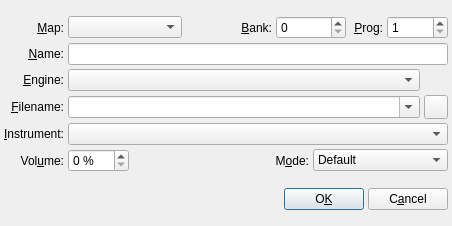
This is src/qsamplerInstrumentForm.ui in rncbc/qsampler as Qt 5 draws it before an edit. The edited form follows.
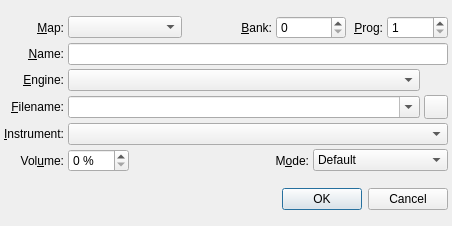
This is the edited form. Icons and pictures are not drawn.

Diff of the .ui file:
```diff
--- a/src/qsamplerInstrumentForm.ui
+++ b/src/qsamplerInstrumentForm.ui
@@ -358,56 +358,14 @@
     </layout>
    </item>
    <item>
-    <layout class="QHBoxLayout" >
-     <property name="margin" >
-      <number>0</number>
+    <widget class="QDialogButtonBox" name="DialogButtonBox">
+     <property name="orientation">
+      <enum>Qt::Horizontal</enum>
      </property>
-     <property name="spacing" >
-      <number>4</number>
+     <property name="standardButtons">
+      <set>QDialogButtonBox::Cancel|QDialogButtonBox::Ok</set>
      </property>
-     <item>
-      <spacer>
-       <property name="orientation" >
-        <enum>Qt::Horizontal</enum>
-       </property>
-       <property name="sizeType" >
-        <enum>QSizePolicy::Expanding</enum>
-       </property>
-       <property name="sizeHint" >
-        <size>
-         <width>8</width>
-         <height>8</height>
-        </size>
-       </property>
-      </spacer>
-     </item>
-     <item>
-      <widget class="QPushButton" name="OkPushButton" >
-       <property name="text" >
-        <string>O&amp;K</string>
-       </property>
-       <property name="icon" >
-        <iconset resource="qsampler.qrc" >:/images/formAccept.png</iconset>
-       </property>
-       <property name="shortcut" >
-        <string>Alt+K</string>
-       </property>
-      </widget>
-     </item>
-     <item>
-      <widget class="QPushButton" name="CancelPushButton" >
-       <property name="text" >
-        <string>C&amp;ancel</string>
-       </property>
-       <property name="icon" >
-        <iconset resource="qsampler.qrc" >:/images/formReject.png</iconset>
-       </property>
-       <property name="shortcut" >
-        <string>Alt+A</string>
-       </property>
-      </widget>
-     </item>
-    </layout>
+    </widget>
    </item>
   </layout>
  </widget>
```
Left out of the diff: 3 changed lines with no effect on the pictures.
